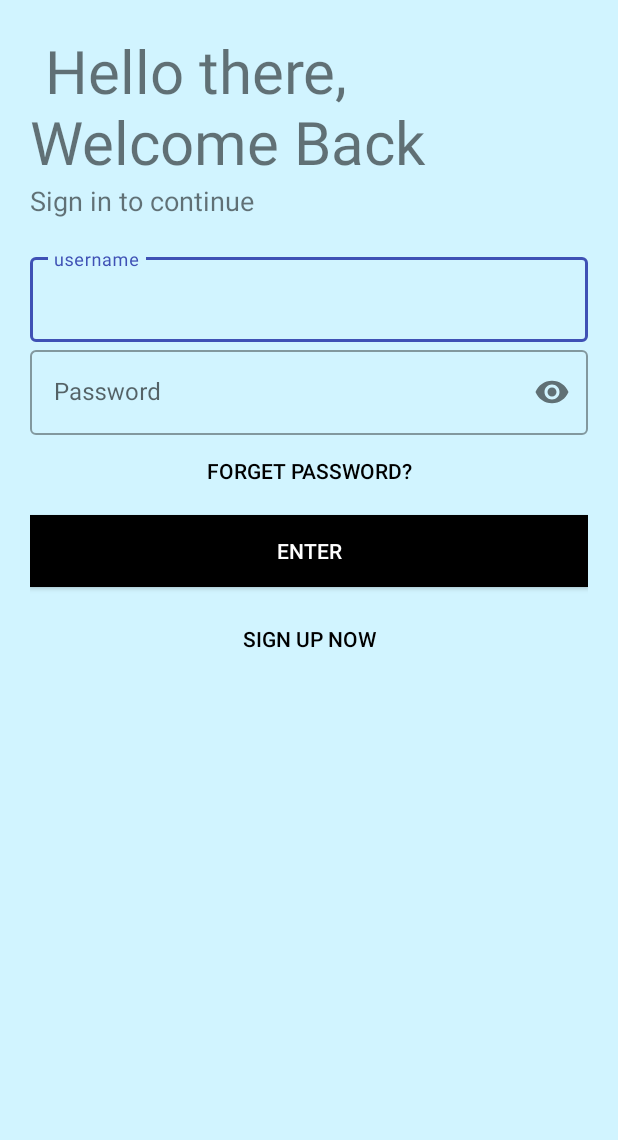
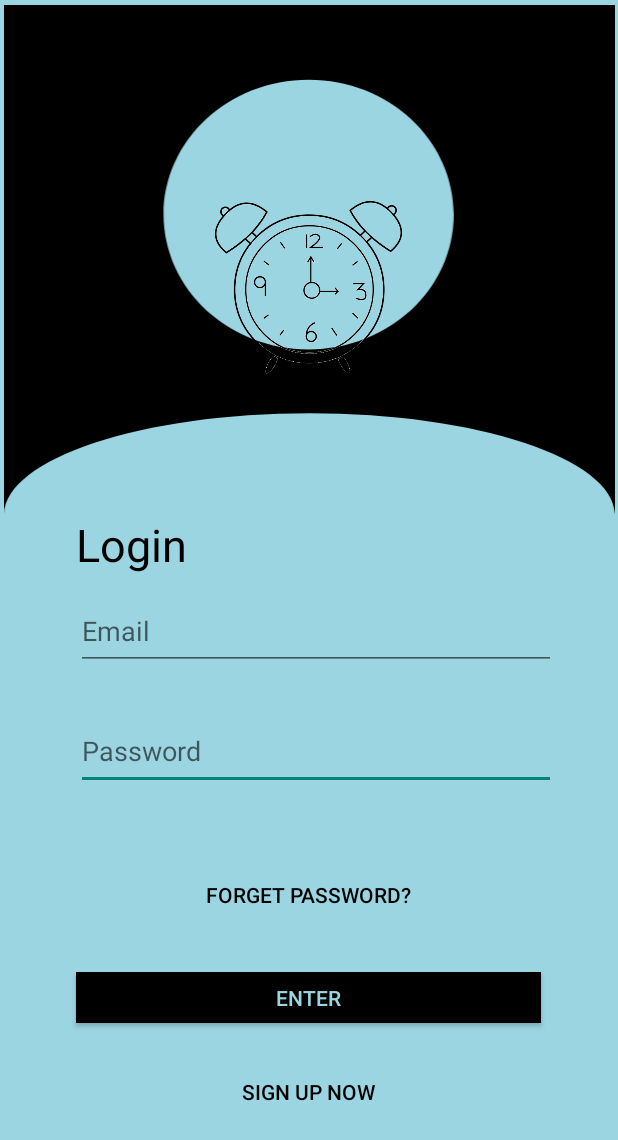
Before and after one commit to carbonXIII/PomodoroApp, an Android app: the layout activity_login_screen.xml on its own in the app's theme, with its tools: preview values and no code run, on a phone screen of 412 x 824 dp. Shown: the top 1140 px of the screen. Run offline under Robolectric (Android 15) with nearby library versions, the phone set to English and light mode, and no system bars.

Commit message:
Updates Sign in page UI to finished interface

```diff
--- a/project/app/build.gradle
+++ b/project/app/build.gradle
@@ -20,6 +20,7 @@ android {
         targetSdkVersion 30
         versionCode 1
         versionName "1.0"
+        vectorDrawables.useSupportLibrary = true
     }
     buildTypes {
         release {
--- /dev/null
+++ b/project/app/src/main/res/drawable/login.xml
@@ -0,0 +1,12 @@
+<vector xmlns:android="http://schemas.android.com/apk/res/android"
+    android:width="360dp"
+    android:height="300dp"
+    android:viewportWidth="360"
+    android:viewportHeight="300">
+  <path
+      android:pathData="M0,0H360V300H359.988C358.879,267.105 278.721,240.553 180,240.553C81.279,240.553 1.121,267.105 0.012,300H0V0ZM179.5,203C226.72,203 265,167.407 265,123.5C265,79.593 226.72,44 179.5,44C132.28,44 94,79.593 94,123.5C94,167.407 132.28,203 179.5,203Z"
+      android:fillColor="#000000"
+      android:fillType="evenOdd"/>
+  <path
+      android:pathData="M117,73h126v117h-126z"/>
+</vector>
--- a/project/app/src/main/res/layout/activity_login_screen.xml
+++ b/project/app/src/main/res/layout/activity_login_screen.xml
@@ -1,90 +1,131 @@
 <?xml version="1.0" encoding="utf-8"?>
-<LinearLayout xmlns:android="http://schemas.android.com/apk/res/android"
+<androidx.constraintlayout.widget.ConstraintLayout xmlns:android="http://schemas.android.com/apk/res/android"
     xmlns:app="http://schemas.android.com/apk/res-auto"
     xmlns:tools="http://schemas.android.com/tools"
+    android:id="@+id/linearLayout2"
     android:layout_width="match_parent"
     android:layout_height="match_parent"
     android:background="@color/colorBackround"
-    android:orientation="vertical"
-    android:padding="20dp"
     tools:context=".login_screen">
 
-    <TextView
-        android:layout_width="wrap_content"
-        android:layout_height="wrap_content"
-        android:text=" Hello there, Welcome Back"
-        android:textSize="40sp" />
-
-    <TextView
-        android:layout_width="wrap_content"
-        android:layout_height="wrap_content"
-        android:text="Sign in to continue"
-        android:textSize="18sp" />
-
-    <LinearLayout
-        android:layout_width="match_parent"
-        android:layout_height="wrap_content"
-        android:layout_marginTop="20dp"
-        android:layout_marginBottom="20dp"
-        android:orientation="vertical">
-
-        <com.google.android.material.textfield.TextInputLayout
-            android:id="@+id/Username"
-            style="@style/Widget.MaterialComponents.TextInputLayout.OutlinedBox"
-            android:layout_width="match_parent"
-            android:layout_height="wrap_content"
-            android:hint="username">
-
-            <com.google.android.material.textfield.TextInputEditText
-                android:layout_width="match_parent"
-                android:layout_height="wrap_content"
-                android:inputType="text" />
-        </com.google.android.material.textfield.TextInputLayout>
-
-        <com.google.android.material.textfield.TextInputLayout
-            android:id="@+id/password"
-            style="@style/Widget.MaterialComponents.TextInputLayout.OutlinedBox"
-            android:layout_width="match_parent"
-            android:layout_height="wrap_content"
-            android:hint="Password"
-            app:passwordToggleEnabled="true">
-
-            <com.google.android.material.textfield.TextInputEditText
-                android:layout_width="match_parent"
-                android:layout_height="wrap_content"
-                android:inputType="textPassword" />
-        </com.google.android.material.textfield.TextInputLayout>
 
     <Button
-            android:layout_width="match_parent"
-            android:layout_height="wrap_content"
-            android:layout_gravity="right"
+        android:id="@+id/button8"
+        android:layout_width="310dp"
+        android:layout_height="34dp"
+        android:layout_marginTop="20dp"
+        android:layout_marginEnd="51dp"
+        android:layout_marginRight="51dp"
+        android:layout_marginBottom="9dp"
         android:background="#00000000"
         android:elevation="0dp"
         android:text="Forget Password?"
-            android:textColor="#000" />
+        android:textColor="#000"
+        app:layout_constraintBottom_toTopOf="@+id/button9"
+        app:layout_constraintEnd_toEndOf="parent"
+        app:layout_constraintStart_toStartOf="@+id/button9"
+        app:layout_constraintTop_toBottomOf="@+id/textInputEditText" />
 
     <Button
-            android:layout_width="match_parent"
-            android:layout_height="wrap_content"
-            android:layout_marginTop="5dp"
-            android:layout_marginBottom="5dp"
+        android:id="@+id/button9"
+        android:layout_width="310dp"
+        android:layout_height="34dp"
+        android:layout_marginTop="9dp"
+        android:layout_marginEnd="51dp"
+        android:layout_marginRight="51dp"
+        android:layout_marginBottom="12dp"
         android:background="#000"
         android:text="Enter"
-            android:textColor="#fff" />
+        android:textColor="@color/colorBackround"
+        app:layout_constraintBottom_toTopOf="@+id/button10"
+        app:layout_constraintEnd_toEndOf="parent"
+        app:layout_constraintStart_toStartOf="@+id/button10"
+        app:layout_constraintTop_toBottomOf="@+id/button8" />
 
     <Button
-            android:layout_width="match_parent"
-            android:layout_height="wrap_content"
-            android:layout_gravity="right"
-            android:layout_margin="5dp"
+        android:id="@+id/button10"
+        android:layout_width="310dp"
+        android:layout_height="34dp"
+        android:layout_marginStart="50dp"
+        android:layout_marginLeft="50dp"
+        android:layout_marginEnd="51dp"
+        android:layout_marginRight="51dp"
+        android:layout_marginBottom="79dp"
         android:background="#00000000"
         android:elevation="0dp"
         android:text="Sign Up Now"
-            android:textColor="#000" />
+        android:textColor="#000"
+        app:layout_constraintBottom_toBottomOf="parent"
+        app:layout_constraintEnd_toEndOf="parent"
+        app:layout_constraintStart_toStartOf="parent" />
+
+    <com.google.android.material.textfield.TextInputEditText
+        android:id="@+id/textInputEditText"
+        android:layout_width="320dp"
+        android:layout_height="52dp"
+        android:layout_marginTop="11dp"
+        android:layout_marginEnd="41dp"
+        android:layout_marginRight="41dp"
+        android:layout_marginBottom="16dp"
+        android:hint="@string/password"
+        android:inputType="textPassword"
+        app:layout_constraintBottom_toTopOf="@+id/button8"
+        app:layout_constraintEnd_toEndOf="parent"
+        app:layout_constraintStart_toStartOf="@+id/button8"
+        app:layout_constraintTop_toBottomOf="@+id/textInputEditText2" />
+
+    <com.google.android.material.textfield.TextInputEditText
+        android:id="@+id/textInputEditText2"
+        android:layout_width="320dp"
+        android:layout_height="52dp"
+        android:layout_marginTop="6dp"
+        android:layout_marginEnd="41dp"
+        android:layout_marginRight="41dp"
+        android:hint="@string/email"
+        android:inputType="text"
+        app:layout_constraintEnd_toEndOf="parent"
+        app:layout_constraintStart_toStartOf="@+id/textInputEditText"
+        app:layout_constraintTop_toBottomOf="@+id/textView7" />
+
+    <ImageView
+        android:id="@+id/imageView3"
+        android:layout_width="411dp"
+        android:layout_height="339dp"
+        android:layout_marginTop="3dp"
+        app:layout_constraintBottom_toTopOf="@+id/textView7"
+        app:layout_constraintEnd_toEndOf="parent"
+        app:layout_constraintStart_toStartOf="parent"
+        app:layout_constraintTop_toTopOf="parent"
+        app:srcCompat="@drawable/login" />
+
+    <ImageView
+        android:id="@+id/imageView4"
+        android:layout_width="154dp"
+        android:layout_height="116dp"
+        android:layout_marginStart="128dp"
+        android:layout_marginLeft="128dp"
+        android:layout_marginTop="87dp"
+        android:layout_marginEnd="129dp"
+        android:layout_marginRight="129dp"
+        android:layout_marginBottom="528dp"
+        app:layout_constraintBottom_toBottomOf="parent"
+        app:layout_constraintEnd_toEndOf="parent"
+        app:layout_constraintStart_toStartOf="parent"
+        app:layout_constraintTop_toTopOf="parent"
+        app:srcCompat="@drawable/imageedit_13_2423132224" />
+
+    <TextView
+        android:id="@+id/textView7"
+        android:layout_width="166dp"
+        android:layout_height="46dp"
+        android:layout_marginBottom="6dp"
+        android:text="Login"
+        android:textAppearance="@style/TextAppearance.AppCompat.Display1"
+        android:textColor="@color/design_default_color_on_secondary"
+        android:textSize="30sp"
+        app:layout_constraintBottom_toTopOf="@+id/textInputEditText2"
+        app:layout_constraintStart_toStartOf="@+id/textInputEditText2"
+        tools:textStyle="bold" />
 
 
-    </LinearLayout>
-
-
-</LinearLayout>
+</androidx.constraintlayout.widget.ConstraintLayout>
--- /dev/null
+++ b/project/app/src/main/res/mipmap-anydpi-v26/ic_launcher.xml
@@ -0,0 +1,5 @@
+<?xml version="1.0" encoding="utf-8"?>
+<adaptive-icon xmlns:android="http://schemas.android.com/apk/res/android">
+    <background android:drawable="@drawable/ic_launcher_background"/>
+    <foreground android:drawable="@mipmap/ic_launcher_foreground"/>
+</adaptive-icon>
--- /dev/null
+++ b/project/app/src/main/res/mipmap-anydpi-v26/ic_launcher_round.xml
@@ -0,0 +1,5 @@
+<?xml version="1.0" encoding="utf-8"?>
+<adaptive-icon xmlns:android="http://schemas.android.com/apk/res/android">
+    <background android:drawable="@drawable/ic_launcher_background"/>
+    <foreground android:drawable="@mipmap/ic_launcher_foreground"/>
+</adaptive-icon>
--- a/project/app/src/main/res/values/colors.xml
+++ b/project/app/src/main/res/values/colors.xml
@@ -1,8 +1,9 @@
 <?xml version="1.0" encoding="utf-8"?>
 <resources>
     <color name="colorPrimary">#3F51B5</color>
-    <color name="colorBackround">#D1F4FF</color>
+    <color name="colorBackround">#9BD5E1</color>
     <color name="colorSecondary">#C18D25</color>
     <color name="colorLightSecondary">#D6CD5C</color>
+    <color name="colorBlack">#000000</color>
 
 </resources>
--- a/project/app/src/main/res/values/strings.xml
+++ b/project/app/src/main/res/values/strings.xml
@@ -18,5 +18,7 @@
     <string name="break_timer_text">Break Time</string>
     <string name="enter">Enter</string>
     <string name="sign_up">Sign Up Now</string>
+    <string name="email">Email</string>
+    <string name="password">Password</string>
     <string name="minutes">Minutes</string>
 </resources>
```
Also changed, not shown: project/app/src/main/res/drawable/imageedit_13_2423132224.png (added), project/app/src/main/res/mipmap-mdpi/ic_launcher_round.png (added), project/app/src/main/res/mipmap-xxhdpi/ic_launcher_foreground.png (added), project/app/src/main/res/mipmap-xxxhdpi/ic_launcher.png (added), project/app/src/main/res/mipmap-xxxhdpi/ic_launcher_round.png (added). Lines whose indentation alone changed are shown as unchanged.
